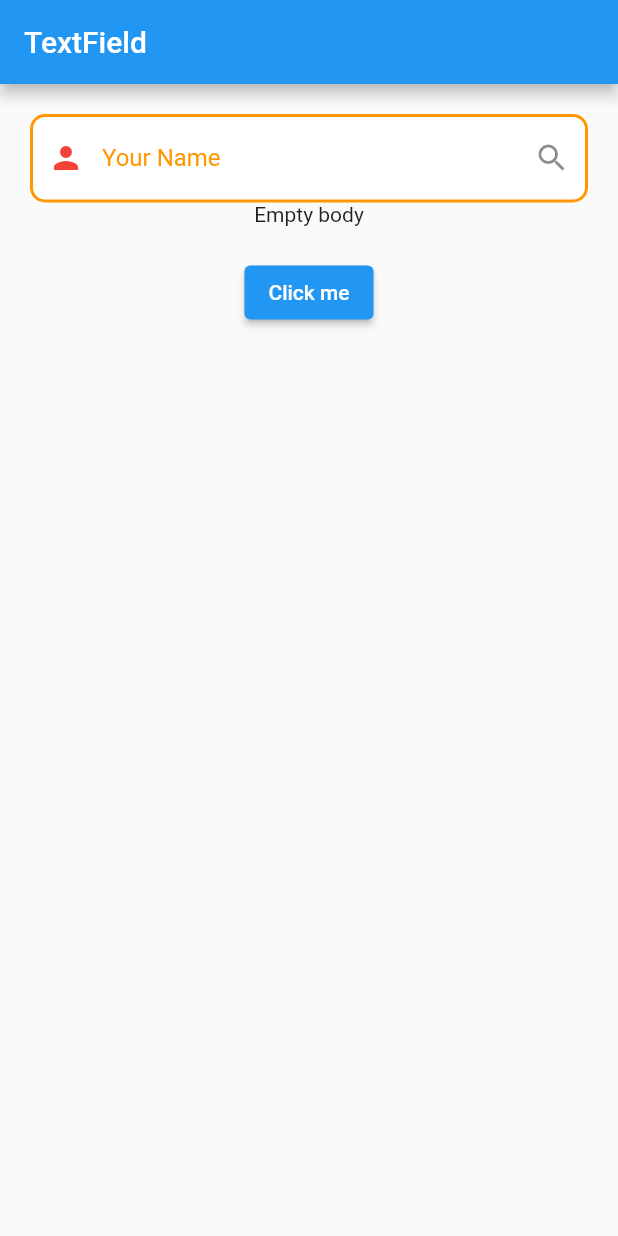
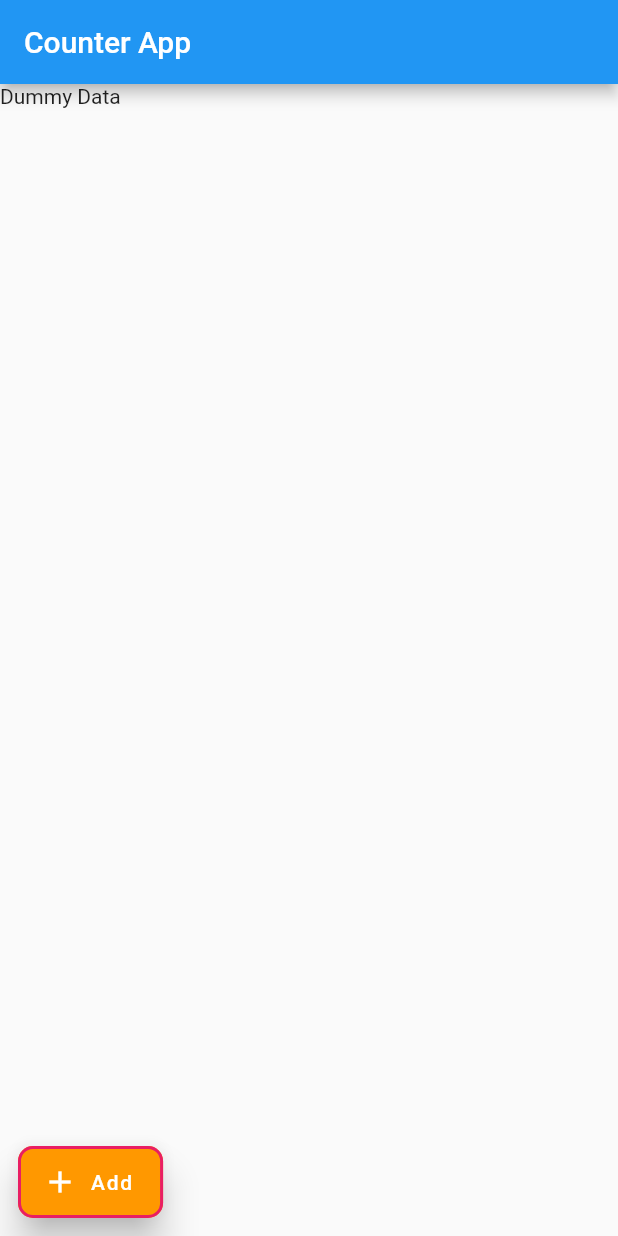
Before and after one commit to jpmehedi/ict-flutter-batch-7, a Flutter app: the screen it shows after launch, on a phone screen of 412 x 824 dp. Run offline on Flutter 3.47's test engine with Material 2 defaults, Android fonts, the phone set to English and light mode, and no system bars.

Commit message:
FloatingActionButton, AlertDialog

```diff
--- /dev/null
+++ b/lib/counter_app.dart
@@ -0,0 +1,69 @@
+import 'package:flutter/material.dart';
+
+class CounterApp extends StatelessWidget {
+  const CounterApp({ Key? key }) : super(key: key);
+
+  @override
+  Widget build(BuildContext context) {
+    return Scaffold(
+      appBar: AppBar(title: Text("Counter App"),),
+      body: Column(
+        children: [
+          Text("Dummy Data")
+        ],
+      ),
+
+      // floatingActionButton: FloatingActionButton(
+      //   backgroundColor: Colors.orange,
+      //   hoverColor: Colors.pink,
+      //   tooltip: "Any text",
+      //   onPressed: (){},
+      //   child: Icon(Icons.add),
+      // ),
+      floatingActionButtonLocation: FloatingActionButtonLocation.miniStartFloat,
+      floatingActionButton: FloatingActionButton.extended(
+        backgroundColor: Colors.orange,
+        elevation: 10,
+        shape: RoundedRectangleBorder(
+          borderRadius: BorderRadius.circular(10),
+          side: BorderSide(
+            color: Colors.pink,
+            width: 2
+          )
+        ),
+        hoverColor: Colors.pink,
+        tooltip: "Any text",
+        onPressed: (){
+          _showDialog(context);
+        },
+        label: Text("Add"),
+        icon: Icon(Icons.add),
+      ),
+    );
+  }
+}
+
+
+_showDialog(BuildContext context) {
+  showDialog(
+    context: context,
+    builder: (BuildContext context) {
+      return AlertDialog(
+        title: Text("Simple Alert dialog"),
+        content: Text("This is body of the alert dialog"),
+        actions: [
+          TextButton(
+            onPressed: (){},
+            child: Text("Yes")
+          ),
+          TextButton(
+            onPressed: (){
+              Navigator.pop(context);
+            },
+            child: Text("No")
+          )
+        ],
+      );
+    }
+  );
+}
--- a/lib/main.dart
+++ b/lib/main.dart
@@ -1,5 +1,5 @@
 
-import 'package:demo_project/textfield_screen.dart';
+import 'package:demo_project/counter_app.dart';
 import 'package:flutter/material.dart';
 
 
@@ -8,7 +8,7 @@ void main () {
     MaterialApp(
       title: "Demo App",
       debugShowCheckedModeBanner: false,
-      home: TextFieldScreen(),
+      home: CounterApp(),
     ),
   );
 }
```
Also changed, not shown: lib/day21/main.dart (+4 -3 lines).
